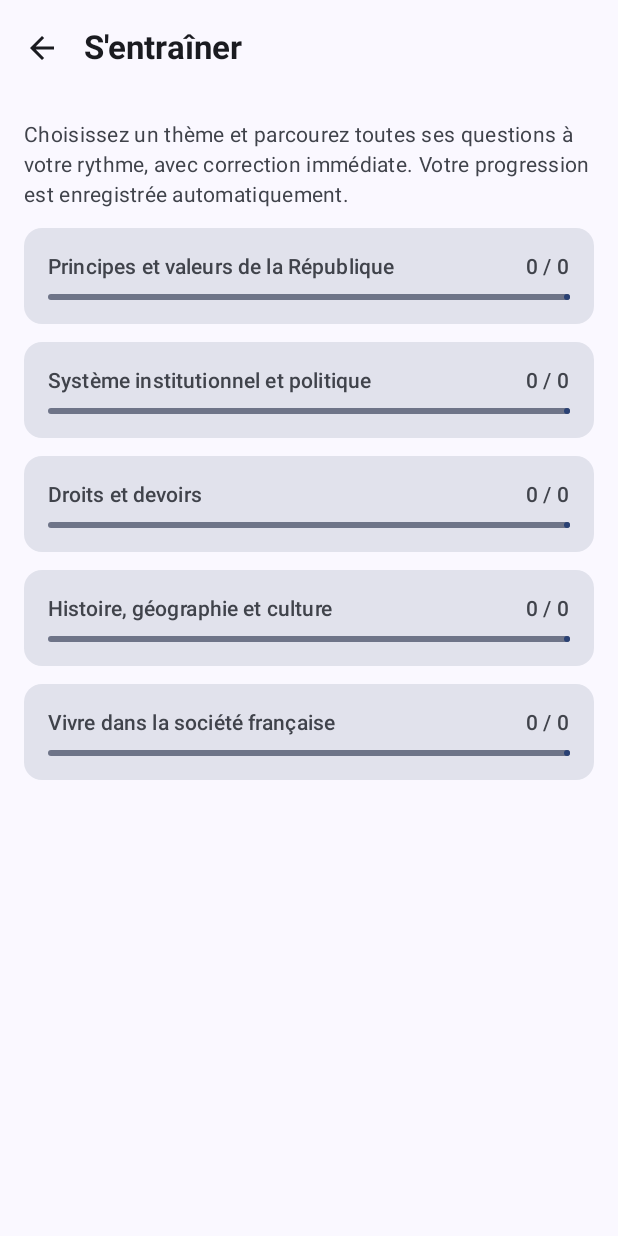
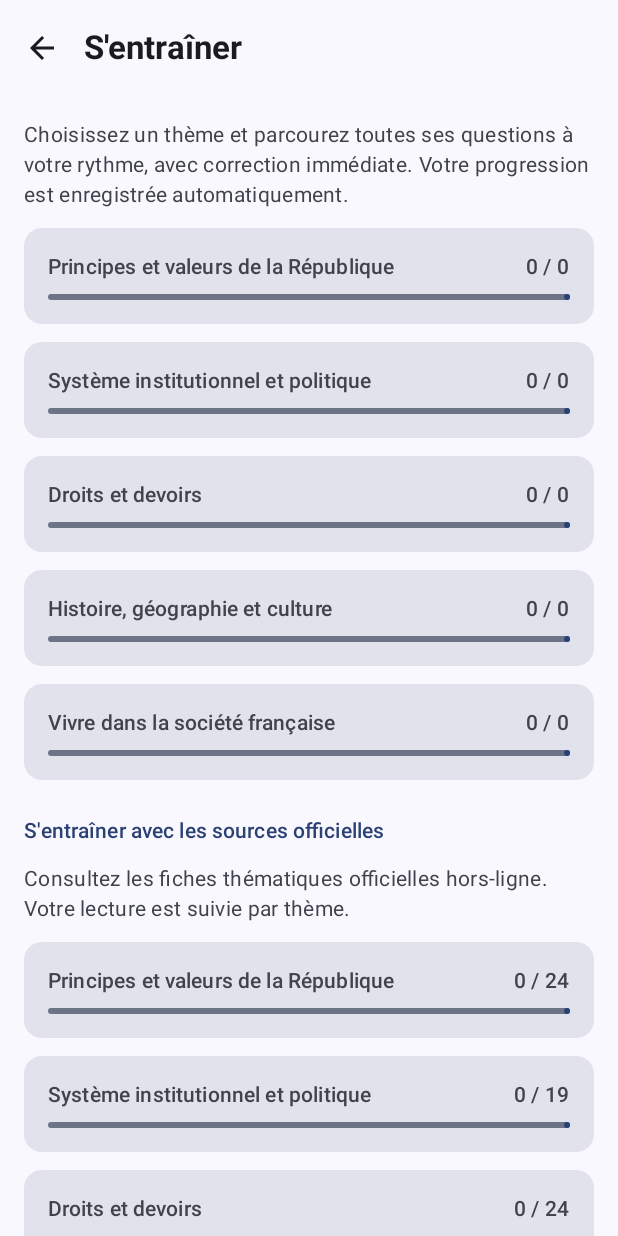
Before and after one commit to borisboiakki/QCM_France, an Android app built with Jetpack Compose: the screen it shows after launch (MainActivity), after a tap on an icon or button, on a phone screen of 412 x 824 dp. Run offline under Robolectric (Android 15) with nearby library versions, the phone set to English and light mode, and no system bars; our stand-ins replace Dagger/Hilt's generated code, Room's generated code; pictures from the network do not load.

Commit message:
Intégrer les fiches officielles au mode « S'entraîner » + suivi de lecture et succès
- Écran « S'entraîner » : sous les thèmes de questions, nouvelle section
  « S'entraîner avec les sources officielles » avec 5 cartes de fiches et barre
  d'avancement X/total de lecture par thème (réutilise ThemeCard).
- Suivi de lecture persisté : entité ReadFiche + ReadFicheDao + table read_fiche
  (migration Room v10→v11). Une fiche est marquée lue à l'ouverture du détail.
- Accès aux fiches hors-ligne retiré de l'écran Ressources (déplacement complet) ;
  les liens en ligne y restent inchangés. FichesThemesScreen supprimé.
- 3 nouveaux succès « Fiches officielles » (catégorie FICHES) : première fiche,
  30 fiches lues (X/30), toutes les fiches lues (secret, cible dynamique).
- « Réinitialiser la progression » remet aussi à zéro la lecture des fiches.
- Documentation CLAUDE.md et chaînes mises à jour.

Co-Authored-By: Claude Opus 4.8 <noreply@anthropic.com>
Claude-Session: https://claude.ai/code/session_01Hu94QceLCpCfbpaqC3Rmxk

```diff
--- a/app/src/main/java/com/example/qcmfrance/data/db/AppDatabase.kt
+++ b/app/src/main/java/com/example/qcmfrance/data/db/AppDatabase.kt
@@ -12,12 +12,13 @@ import com.example.qcmfrance.data.model.ExamCycle
 import com.example.qcmfrance.data.model.PausedQuiz
 import com.example.qcmfrance.data.model.Question
 import com.example.qcmfrance.data.model.QuizResult
+import com.example.qcmfrance.data.model.ReadFiche
 import com.example.qcmfrance.data.model.SeenQuestion
 import com.example.qcmfrance.data.model.TrainingProgress
 
 @Database(
-    entities = [Question::class, QuizResult::class, PausedQuiz::class, TrainingProgress::class, ExamCycle::class, AchievementRecord::class, SeenQuestion::class],
-    version = 10,
+    entities = [Question::class, QuizResult::class, PausedQuiz::class, TrainingProgress::class, ExamCycle::class, AchievementRecord::class, SeenQuestion::class, ReadFiche::class],
+    version = 11,
     exportSchema = true
 )
 @TypeConverters(Converters::class)
@@ -30,6 +31,7 @@ abstract class AppDatabase : RoomDatabase() {
     abstract fun examCycleDao(): ExamCycleDao
     abstract fun achievementDao(): AchievementDao
     abstract fun seenQuestionDao(): SeenQuestionDao
+    abstract fun readFicheDao(): ReadFicheDao
 
     companion object {
         private val MIGRATION_1_2 = object : Migration(1, 2) {
@@ -174,9 +176,23 @@ abstract class AppDatabase : RoomDatabase() {
             }
         }
 
+        // Suivi de lecture des fiches thématiques hors-ligne : table read_fiche (id de fiche déjà
+        // consultée) — barre d'avancement par thème + succès « Fiches officielles ».
+        private val MIGRATION_10_11 = object : Migration(10, 11) {
+            override fun migrate(database: SupportSQLiteDatabase) {
+                database.execSQL(
+                    """
+                    CREATE TABLE IF NOT EXISTS read_fiche (
+                        ficheId TEXT PRIMARY KEY NOT NULL
+                    )
+                    """.trimIndent()
+                )
+            }
+        }
+
         fun build(context: Context): AppDatabase =
             Room.databaseBuilder(context, AppDatabase::class.java, "qcm_france.db")
-                .addMigrations(MIGRATION_1_2, MIGRATION_2_3, MIGRATION_3_4, MIGRATION_4_5, MIGRATION_5_6, MIGRATION_6_7, MIGRATION_7_8, MIGRATION_8_9, MIGRATION_9_10)
+                .addMigrations(MIGRATION_1_2, MIGRATION_2_3, MIGRATION_3_4, MIGRATION_4_5, MIGRATION_5_6, MIGRATION_6_7, MIGRATION_7_8, MIGRATION_8_9, MIGRATION_9_10, MIGRATION_10_11)
                 .build()
     }
 }
--- /dev/null
+++ b/app/src/main/java/com/example/qcmfrance/data/db/ReadFicheDao.kt
@@ -0,0 +1,25 @@
+package com.example.qcmfrance.data.db
+
+import androidx.room.Dao
+import androidx.room.Insert
+import androidx.room.OnConflictStrategy
+import androidx.room.Query
+import com.example.qcmfrance.data.model.ReadFiche
+import kotlinx.coroutines.flow.Flow
+
+@Dao
+interface ReadFicheDao {
+
+    @Insert(onConflict = OnConflictStrategy.IGNORE)
+    suspend fun insert(item: ReadFiche)
+
+    /** Ids des fiches déjà consultées, observés pour la progression par thème (X/total). */
+    @Query("SELECT ficheId FROM read_fiche")
+    fun observeReadIds(): Flow<List<String>>
+
+    @Query("SELECT COUNT(*) FROM read_fiche")
+    suspend fun count(): Int
+
+    @Query("DELETE FROM read_fiche")
+    suspend fun clear()
+}
--- a/app/src/main/java/com/example/qcmfrance/data/repository/AchievementRepository.kt
+++ b/app/src/main/java/com/example/qcmfrance/data/repository/AchievementRepository.kt
@@ -25,7 +25,8 @@ import javax.inject.Singleton
 class AchievementRepository @Inject constructor(
     private val dao: AchievementDao,
     private val seenDao: SeenQuestionDao,
-    private val questionDao: QuestionDao
+    private val questionDao: QuestionDao,
+    private val fichesRepository: FichesRepository
 ) {
     // Buffer suffisant pour absorber plusieurs déblocages simultanés (ex. dernier thème + « Élève modèle »).
     private val _newlyUnlocked = MutableSharedFlow<Achievement>(extraBufferCapacity = 16)
@@ -36,11 +37,14 @@ class AchievementRepository @Inject constructor(
         dao.observeAll().map { records ->
             val byId = records.associateBy { it.id }
             val totalQuestions = questionDao.count()
+            val totalFiches = fichesRepository.totalFichesCount()
             Achievements.ALL.map { a ->
                 val record = byId[a.id]
-                val target =
-                    if (a.id == Achievements.EXAM_ALL_SEEN && totalQuestions > 0) totalQuestions
-                    else a.target
+                val target = when {
+                    a.id == Achievements.EXAM_ALL_SEEN && totalQuestions > 0 -> totalQuestions
+                    a.id == Achievements.FICHE_ALL_READ && totalFiches > 0    -> totalFiches
+                    else                                                       -> a.target
+                }
                 AchievementState(
                     achievement = a,
                     unlockedAt = record?.unlockedAt,
@@ -94,6 +98,17 @@ class AchievementRepository @Inject constructor(
         setProgress(Achievements.TRAIN_ALL, done, Achievements.TRAINING_BY_THEME.size)
     }
 
+    /**
+     * Appelé à l'ouverture d'une fiche (une fiche déjà marquée lue n'est comptée qu'une fois grâce
+     * à `read_fiche`). Débloque « première fiche », progresse vers « 30 fiches » et « toutes les
+     * fiches » (cible = nombre total de fiches).
+     */
+    suspend fun onFicheRead(readCount: Int, totalFiches: Int) {
+        unlock(Achievements.FICHE_FIRST_READ)
+        setProgress(Achievements.FICHE_30_READ, readCount, 30)
+        if (totalFiches > 0) setProgress(Achievements.FICHE_ALL_READ, readCount, totalFiches)
+    }
+
     /** Réinitialise tous les succès et leur progression (depuis les Paramètres). */
     suspend fun resetAll() {
         dao.clear()
--- a/app/src/main/java/com/example/qcmfrance/data/repository/FichesRepository.kt
+++ b/app/src/main/java/com/example/qcmfrance/data/repository/FichesRepository.kt
@@ -2,12 +2,15 @@ package com.example.qcmfrance.data.repository
 
 import android.content.Context
 import com.example.qcmfrance.R
+import com.example.qcmfrance.data.db.ReadFicheDao
 import com.example.qcmfrance.data.model.Fiche
 import com.example.qcmfrance.data.model.FicheTheme
 import com.example.qcmfrance.data.model.FichesData
+import com.example.qcmfrance.data.model.ReadFiche
 import com.google.gson.Gson
 import dagger.hilt.android.qualifiers.ApplicationContext
 import kotlinx.coroutines.Dispatchers
+import kotlinx.coroutines.flow.Flow
 import kotlinx.coroutines.sync.Mutex
 import kotlinx.coroutines.sync.withLock
 import kotlinx.coroutines.withContext
@@ -23,7 +26,8 @@ import javax.inject.Singleton
  */
 @Singleton
 class FichesRepository @Inject constructor(
-    @ApplicationContext private val context: Context
+    @ApplicationContext private val context: Context,
+    private val readFicheDao: ReadFicheDao
 ) {
     private val gson = Gson()
     private val mutex = Mutex()
@@ -54,4 +58,21 @@ class FichesRepository @Inject constructor(
     /** Résout une fiche par son id unique, sur tout le dataset. */
     suspend fun fiche(id: String): Fiche? =
         data().themes.asSequence().flatMap { it.fiches.asSequence() }.firstOrNull { it.id == id }
+
+    // --- Suivi de lecture des fiches (table read_fiche) ---
+
+    /** Ids des fiches déjà consultées (pour la barre d'avancement par thème). */
+    fun observeReadIds(): Flow<List<String>> = readFicheDao.observeReadIds()
+
+    /** Marque une fiche comme consultée (idempotent). */
+    suspend fun markRead(id: String) = readFicheDao.insert(ReadFiche(id))
+
+    /** Nombre de fiches distinctes déjà consultées (progression des succès). */
+    suspend fun readCount(): Int = readFicheDao.count()
+
+    /** Nombre total de fiches sur tout le dataset (cible du succès « toutes les fiches »). */
+    suspend fun totalFichesCount(): Int = data().themes.sumOf { it.fiches.size }
+
+    /** Réinitialise le suivi de lecture (bouton « Réinitialiser la progression »). */
+    suspend fun clearRead() = readFicheDao.clear()
 }
--- a/app/src/main/java/com/example/qcmfrance/di/AppModule.kt
+++ b/app/src/main/java/com/example/qcmfrance/di/AppModule.kt
@@ -7,6 +7,7 @@ import com.example.qcmfrance.data.db.ExamCycleDao
 import com.example.qcmfrance.data.db.PausedQuizDao
 import com.example.qcmfrance.data.db.QuestionDao
 import com.example.qcmfrance.data.db.QuizResultDao
+import com.example.qcmfrance.data.db.ReadFicheDao
 import com.example.qcmfrance.data.db.SeenQuestionDao
 import com.example.qcmfrance.data.db.TrainingProgressDao
 import dagger.Module
@@ -52,4 +53,8 @@ object AppModule {
     @Provides
     @Singleton
     fun provideSeenQuestionDao(db: AppDatabase): SeenQuestionDao = db.seenQuestionDao()
+
+    @Provides
+    @Singleton
+    fun provideReadFicheDao(db: AppDatabase): ReadFicheDao = db.readFicheDao()
 }
--- a/app/src/main/java/com/example/qcmfrance/ui/navigation/NavGraph.kt
+++ b/app/src/main/java/com/example/qcmfrance/ui/navigation/NavGraph.kt
@@ -22,7 +22,6 @@ import com.example.qcmfrance.ui.screen.AboutScreen
 import com.example.qcmfrance.ui.screen.AchievementsScreen
 import com.example.qcmfrance.ui.screen.FicheDetailScreen
 import com.example.qcmfrance.ui.screen.FichesListScreen
-import com.example.qcmfrance.ui.screen.FichesThemesScreen
 import com.example.qcmfrance.ui.screen.HelpScreen
 import com.example.qcmfrance.ui.screen.HistoryScreen
 import com.example.qcmfrance.ui.screen.HomeScreen
@@ -51,7 +50,6 @@ private const val ROUTE_TRAINING_THEMES = "training_themes"
 private const val ROUTE_TRAINING        = "training"
 private const val ROUTE_ABOUT           = "about"
 private const val ROUTE_ACHIEVEMENTS    = "achievements"
-private const val ROUTE_FICHES_THEMES   = "fiches_themes"
 private const val ROUTE_FICHES_LIST     = "fiches_list"
 private const val ROUTE_FICHE_DETAIL    = "fiche_detail"
 
@@ -96,11 +94,16 @@ fun QcmNavGraph(navController: NavHostController = rememberNavController()) {
 
         composable(ROUTE_TRAINING_THEMES) {
             val themes by trainingViewModel.themeProgress.collectAsStateWithLifecycle()
+            val ficheThemes by fichesViewModel.ficheThemeProgress.collectAsStateWithLifecycle()
             TrainingThemesScreen(
                 themes = themes,
+                ficheThemes = ficheThemes,
                 onSelectTheme = { theme ->
                     trainingViewModel.startTheme(theme)
                     navController.navigate(ROUTE_TRAINING)
+                },
+                onSelectFicheTheme = { theme ->
+                    navController.navigate("$ROUTE_FICHES_LIST/${Uri.encode(theme)}")
                 },
                 onBack = { navController.popBackStack() }
             )
@@ -172,7 +175,10 @@ fun QcmNavGraph(navController: NavHostController = rememberNavController()) {
                 onSoundChange        = settingsViewModel::setSoundEnabled,
                 textSizeMode         = textSizeMode,
                 onTextSizeModeChange = settingsViewModel::setTextSizeMode,
-                onResetTraining      = trainingViewModel::resetTraining,
+                onResetTraining      = {
+                    trainingViewModel.resetTraining()
+                    fichesViewModel.resetReadFiches()
+                },
                 onResetExamCycle     = viewModel::resetExamCycle,
                 onResetAchievements  = achievementsViewModel::resetAchievements,
                 onShowAbout          = { navController.navigate(ROUTE_ABOUT) },
@@ -186,18 +192,6 @@ fun QcmNavGraph(navController: NavHostController = rememberNavController()) {
 
         composable(ROUTE_RESOURCES) {
             ResourcesScreen(
-                onShowFiches = { navController.navigate(ROUTE_FICHES_THEMES) },
-                onBack = { navController.popBackStack() }
-            )
-        }
-
-        composable(ROUTE_FICHES_THEMES) {
-            val themes by fichesViewModel.themes.collectAsStateWithLifecycle()
-            FichesThemesScreen(
-                themes = themes,
-                onSelectTheme = { theme ->
-                    navController.navigate("$ROUTE_FICHES_LIST/${Uri.encode(theme)}")
-                },
                 onBack = { navController.popBackStack() }
             )
         }
@@ -222,6 +216,10 @@ fun QcmNavGraph(navController: NavHostController = rememberNavController()) {
             val fiche = allThemes.asSequence()
                 .flatMap { it.fiches.asSequence() }
                 .firstOrNull { it.id == ficheId }
+            // Consulter une fiche la marque comme lue (avancement par thème + succès fiches).
+            LaunchedEffect(ficheId) {
+                if (ficheId.isNotEmpty()) fichesViewModel.markRead(ficheId)
+            }
             FicheDetailScreen(
                 fiche = fiche,
                 onBack = { navController.popBackStack() }
--- a/app/src/main/java/com/example/qcmfrance/ui/screen/AchievementsScreen.kt
+++ b/app/src/main/java/com/example/qcmfrance/ui/screen/AchievementsScreen.kt
@@ -67,6 +67,7 @@ fun AchievementsScreen(
         val unlocked = states.count { it.isUnlocked }
         val examStates = states.filter { it.achievement.category == AchievementCategory.EXAM }
         val trainingStates = states.filter { it.achievement.category == AchievementCategory.TRAINING }
+        val fichesStates = states.filter { it.achievement.category == AchievementCategory.FICHES }
 
         LazyColumn(
             modifier = Modifier
@@ -86,6 +87,11 @@ fun AchievementsScreen(
             if (trainingStates.isNotEmpty()) {
                 item { CategoryHeader(stringResource(R.string.achievements_category_training)) }
                 items(trainingStates, key = { it.achievement.id }) { AchievementCard(it) }
+            }
+
+            if (fichesStates.isNotEmpty()) {
+                item { CategoryHeader(stringResource(R.string.achievements_category_fiches)) }
+                items(fichesStates, key = { it.achievement.id }) { AchievementCard(it) }
             }
         }
     }
--- a/app/src/main/java/com/example/qcmfrance/ui/screen/HelpScreen.kt
+++ b/app/src/main/java/com/example/qcmfrance/ui/screen/HelpScreen.kt
@@ -199,6 +199,10 @@ fun HelpScreen(onBack: () -> Unit) {
                         stringResource(R.string.help_achievements_training_desc)
                     )
                     HelpFeatureRow(
+                        stringResource(R.string.help_achievements_fiches_title),
+                        stringResource(R.string.help_achievements_fiches_desc)
+                    )
+                    HelpFeatureRow(
                         stringResource(R.string.help_achievements_page_title),
                         stringResource(R.string.help_achievements_page_desc)
                     )
--- a/app/src/main/java/com/example/qcmfrance/ui/screen/TrainingThemesScreen.kt
+++ b/app/src/main/java/com/example/qcmfrance/ui/screen/TrainingThemesScreen.kt
@@ -37,7 +37,9 @@ import com.example.qcmfrance.ui.viewmodel.ThemeProgress
 @Composable
 fun TrainingThemesScreen(
     themes: List<ThemeProgress>,
+    ficheThemes: List<ThemeProgress>,
     onSelectTheme: (String) -> Unit,
+    onSelectFicheTheme: (String) -> Unit,
     onBack: () -> Unit
 ) {
     Scaffold(
@@ -73,6 +75,28 @@ fun TrainingThemesScreen(
 
             items(themes, key = { it.theme }) { theme ->
                 ThemeCard(theme = theme, onClick = { onSelectTheme(theme.theme) })
+            }
+
+            if (ficheThemes.isNotEmpty()) {
+                item {
+                    Text(
+                        text = stringResource(R.string.training_official_sources_title),
+                        style = MaterialTheme.typography.titleSmall,
+                        fontWeight = FontWeight.SemiBold,
+                        color = MaterialTheme.colorScheme.primary,
+                        modifier = Modifier.padding(top = 12.dp)
+                    )
+                }
+                item {
+                    Text(
+                        text = stringResource(R.string.training_official_sources_intro),
+                        style = MaterialTheme.typography.bodyMedium,
+                        color = MaterialTheme.colorScheme.onSurfaceVariant
+                    )
+                }
+                items(ficheThemes, key = { "fiche_${it.theme}" }) { theme ->
+                    ThemeCard(theme = theme, onClick = { onSelectFicheTheme(theme.theme) })
+                }
             }
         }
     }
--- a/app/src/main/java/com/example/qcmfrance/ui/viewmodel/FichesViewModel.kt
+++ b/app/src/main/java/com/example/qcmfrance/ui/viewmodel/FichesViewModel.kt
@@ -3,29 +3,63 @@ package com.example.qcmfrance.ui.viewmodel
 import androidx.lifecycle.ViewModel
 import androidx.lifecycle.viewModelScope
 import com.example.qcmfrance.data.model.FicheTheme
+import com.example.qcmfrance.data.repository.AchievementRepository
 import com.example.qcmfrance.data.repository.FichesRepository
 import dagger.hilt.android.lifecycle.HiltViewModel
 import kotlinx.coroutines.flow.MutableStateFlow
+import kotlinx.coroutines.flow.SharingStarted
 import kotlinx.coroutines.flow.StateFlow
 import kotlinx.coroutines.flow.asStateFlow
+import kotlinx.coroutines.flow.combine
+import kotlinx.coroutines.flow.stateIn
 import kotlinx.coroutines.launch
 import javax.inject.Inject
 
 /**
  * Alimente le navigateur hors-ligne des fiches thématiques. Charge une fois la liste des thèmes
  * (avec leurs fiches) depuis [FichesRepository] ; les écrans y piochent thèmes / fiches / détail.
+ *
+ * Gère aussi le **suivi de lecture** des fiches : progression par thème (X/total) pour l'écran
+ * « S'entraîner » et déclenchement des succès « Fiches officielles ».
  */
 @HiltViewModel
 class FichesViewModel @Inject constructor(
-    private val repository: FichesRepository
+    private val repository: FichesRepository,
+    private val achievementRepository: AchievementRepository
 ) : ViewModel() {
 
     private val _themes = MutableStateFlow<List<FicheTheme>>(emptyList())
     val themes: StateFlow<List<FicheTheme>> = _themes.asStateFlow()
+
+    /** Avancement de lecture par thème de fiches, pour l'écran « S'entraîner » (mêmes barres X/total). */
+    val ficheThemeProgress: StateFlow<List<ThemeProgress>> =
+        combine(_themes, repository.observeReadIds()) { themes, readIds ->
+            val read = readIds.toHashSet()
+            themes.map { t ->
+                ThemeProgress(
+                    theme = t.theme,
+                    done = t.fiches.count { it.id in read },
+                    total = t.fiches.size
+                )
+            }
+        }.stateIn(viewModelScope, SharingStarted.WhileSubscribed(5_000), emptyList())
 
     init {
         viewModelScope.launch {
             _themes.value = repository.themes()
         }
     }
+
+    /** Marque une fiche comme consultée (à l'ouverture) et met à jour les succès fiches. */
+    fun markRead(ficheId: String) {
+        viewModelScope.launch {
+            repository.markRead(ficheId)
+            achievementRepository.onFicheRead(repository.readCount(), repository.totalFichesCount())
+        }
+    }
+
+    /** Réinitialise le suivi de lecture des fiches (bouton « Réinitialiser la progression »). */
+    fun resetReadFiches() {
+        viewModelScope.launch { repository.clearRead() }
+    }
 }
--- a/app/src/main/res/raw/keep.xml
+++ b/app/src/main/res/raw/keep.xml
@@ -7,4 +7,4 @@
   tools:shrinkMode reste "safe" (défaut), on force juste la conservation.
 -->
 <resources xmlns:tools="http://schemas.android.com/tools"
-    tools:keep="@raw/fiches,@string/resources_fiches_offline,@string/fiches_themes_title,@string/fiches_themes_intro,@string/fiches_count,@string/fiches_list_empty,@string/fiche_view_online,@string/fiche_source,@string/fiche_not_found" />
+    tools:keep="@raw/fiches,@string/fiches_list_empty,@string/fiche_view_online,@string/fiche_source,@string/fiche_not_found" />
```
Also changed, not shown: app/src/main/java/com/example/qcmfrance/data/model/Achievement.kt (+29 -1 lines), app/src/main/java/com/example/qcmfrance/data/model/ReadFiche.kt (added, +20 -0 lines), app/src/main/java/com/example/qcmfrance/ui/screen/FichesThemesScreen.kt (deleted, +0 -102 lines), app/src/main/java/com/example/qcmfrance/ui/screen/ResourcesScreen.kt (+0 -10 lines), app/src/main/res/values/strings.xml (+13 -6 lines), 1 other file.
